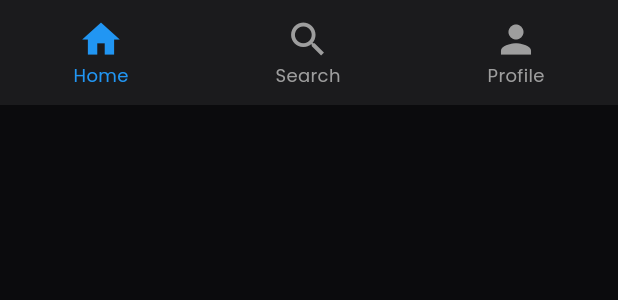
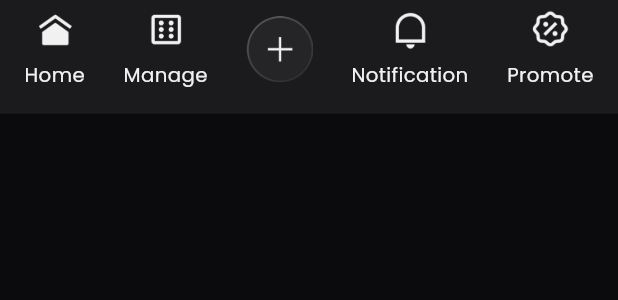
Before and after one commit to moury12/My-Tracks, a Flutter app: the CustomBottomNavBar widget shown alone on an empty page, opened directly, on a phone screen of 412 x 824 dp. Shown: the top 300 px of the screen. Run offline on Flutter 3.47's test engine with Material 3 defaults, Android fonts, the phone set to English and light mode, and no system bars; our stand-ins replace flutter_screenutil, get, google_fonts.

Commit message:
styling: home screen

```diff
--- /dev/null
+++ b/lib/core/binding/home_binding.dart
@@ -0,0 +1,9 @@
+import 'package:get/get.dart';
+import 'package:track_trek/controller/home_controller.dart';
+
+class HomeBinding extends Bindings{
+  @override
+  void dependencies() {
+   Get.put<HomeController>(HomeController());
+  }
+}
--- a/lib/core/constant/app_strings.dart
+++ b/lib/core/constant/app_strings.dart
@@ -64,7 +64,7 @@ class AppStaticString {
   static const String active = "Active";
   static const String totalAllowed = "Total Person Allowed: ";
   static const String dummyTime = "10:00AM - 12:00 PM";
-  static const String  email_user= "Email: ";
+  static const String  emailUser= "Email: ";
   static const String  contact= "Contact Info: ";
   static const String  dateOfBirth= "Date Of Birth: ";
   static const String  address= "Address: ";
@@ -102,6 +102,7 @@ class AppStaticString {
   static const String  joinEvent= "Join Event";
   static const String  date= "Date";
   static const String  save= "Save";
+  static const String  home= "Home";
   static const String  createSlot= "Create Slot";
   static const String  selectOneYouCreate= "Select the one you want to create";
   static const String  seat= "Seat: ";
@@ -133,7 +134,8 @@ class AppStaticString {
   static const String  newPass= "New Password";
   static const String  send= "Send";
   static const String  sendCode= "Send Code";
-  static const String  cancle= "Cancel";
+  static const String  cancel= "Cancel";
+  static const String  dummyAddress= "Pasadena, Oklahoma";
 
 
 
--- a/lib/core/constant/image_constants.dart
+++ b/lib/core/constant/image_constants.dart
@@ -2,6 +2,7 @@ String  splashImgUrl='assets/splash_img.png';
 String  loginImgUrl='assets/login_img.png';
 String  loginImg2Url='assets/login_img_2.png';
 String  dummyEventImgUrl='assets/dummy_event.png';
+String  dummyProfileImgUrl='assets/dummy_profile_img.png';
 
 
 ///---------------------Icons------------------------------///
--- a/lib/core/constant/padding_constant.dart
+++ b/lib/core/constant/padding_constant.dart
@@ -2,3 +2,5 @@ import 'package:flutter/cupertino.dart';
 import 'package:flutter_screenutil/flutter_screenutil.dart';
 
 EdgeInsets padding16=EdgeInsets.all(16.sp);
+EdgeInsets padding16b24=EdgeInsets.all(16.sp).copyWith(bottom: 24.sp);
+EdgeInsets paddingH16V6=EdgeInsets.symmetric(horizontal:16.sp,vertical: 6.sp);
--- a/lib/core/route/app_routes.dart
+++ b/lib/core/route/app_routes.dart
@@ -1,10 +1,13 @@
 import 'package:get/get.dart';
 import 'package:track_trek/core/binding/auth_binding.dart';
+import 'package:track_trek/core/binding/home_binding.dart';
 import 'package:track_trek/core/binding/initial_binding.dart';
 import 'package:track_trek/view/auth/forget_password.dart';
 import 'package:track_trek/view/auth/login.dart';
 import 'package:track_trek/view/auth/login.dart';
 import 'package:track_trek/view/auth/sign_up.dart';
+import 'package:track_trek/view/home/home_screen.dart';
+import 'package:track_trek/view/home/home_screen.dart';
 import 'package:track_trek/view/initial/bottom_navigation_screen.dart';
 import 'package:track_trek/view/initial/splash.dart';
 
@@ -16,7 +19,9 @@ class AppRoutes {
             binding: InitialBinding()),
         GetPage(name: SignUpScreen.routeName, page: () => const SignUpScreen(),binding: AuthBinding()),
         GetPage(name: LoginScreen.routeName, page: () => const LoginScreen(),binding: AuthBinding()),
-        GetPage(name: BottomNavigationScreen.routeName, page: () => const BottomNavigationScreen()),
+        GetPage(name: BottomNavigationScreen.routeName, page: () =>  BottomNavigationScreen()),
         GetPage(name: ForgetPasswordScreen.routeName, page: () => const ForgetPasswordScreen(),binding: AuthBinding()),
+        GetPage(name: ForgetPasswordScreen.routeName, page: () => const ForgetPasswordScreen(),binding: AuthBinding()),
+        GetPage(name: HomeScreen.routeName, page: () => const HomeScreen(),binding: HomeBinding()),
       ];
 }
--- a/lib/core/theme/theme.dart
+++ b/lib/core/theme/theme.dart
@@ -14,6 +14,7 @@ final darkTheme = ThemeData.dark().copyWith(
     primaryColor: AppColors.primaryColor,
     scaffoldBackgroundColor: AppColors.blackBackgroundColor,
     brightness: Brightness.dark,
+
     // useMaterial3: true,
     // fontFamily: darkThemeFont,
     splashColor: Colors.transparent,
--- a/lib/core/utils/app_color.dart
+++ b/lib/core/utils/app_color.dart
@@ -1,19 +1,22 @@
 import 'package:flutter/material.dart';
 
 class AppColors {
-  static const primaryColor = Color(0xffF1714F);
-  static const shootColor = Color(0xffF6F3C1);
-  static const brownColor = Color(0xff492A03);
-  static const blueColor = Color(0xff57C4DD);
-  static const whiteLightColor = Color(0xffF1F1F1);
-  static const whiteBrightColor = Color(0xffFEFEFE);
-  static const normalDarkWhite = Color(0xff8D8D8D);
-  static const blackBackgroundColor = Color(0xff0B0B0D);
-  static const drawerColor = Color(0xff19191A);
-  static const textFieldColor = Color(0xff1B1B1D);
-  static const navigationColor = Color(0xff1B1B1D);
-  static const redColor = Color(0xffBD0404);
-  static const blackLightColor = Color(0xff19191A);
+  static const Color primaryColor = Color(0xffF1714F);
+  static const Color shootColor = Color(0xffF6F3C1);
+  static const Color brownColor = Color(0xff492A03);
+  static const Color blueColor = Color(0xff57C4DD);
+  static const Color blueColorDark = Color(0xff0F9ABA);
+  static const Color whiteLightColor = Color(0xffF1F1F1);
+  static const Color whiteBrightColor = Color(0xffFEFEFE);
+  static const Color normalDarkWhite = Color(0xff8D8D8D);
+  static const Color blackBackgroundColor = Color(0xff0B0B0D);
+  static const Color drawerColor = Color(0xff19191A);
+  static const Color textFieldColor = Color(0xff1B1B1D);
+  static const Color navigationColor = Color(0xff1B1B1D);
+  static const Color redColor = Color(0xffBD0404);
+  static const Color blackLightColor = Color(0xff19191A);
+  static const Color blackExtraLightColor = Color(0xff3E3E3E);
+  static const Color greyColor = Color(0xff808080);
 
-  static const whiteColor = Color.fromARGB(255, 255, 255, 255);
+  static const Color whiteColor = Color.fromARGB(255, 255, 255, 255);
 }
--- a/lib/view/initial/widgets/custom_bottom_navigation.dart
+++ b/lib/view/initial/widgets/custom_bottom_navigation.dart
@@ -1,8 +1,15 @@
 import 'package:flutter/material.dart';
+import 'package:flutter_screenutil/flutter_screenutil.dart';
 import 'package:get/get.dart';
 import 'package:track_trek/controller/common_controller.dart';
 import 'package:track_trek/controller/common_controller.dart';
+import 'package:track_trek/core/constant/app_strings.dart';
+import 'package:track_trek/core/constant/custom_space.dart';
+import 'package:track_trek/core/constant/fontsize_constant.dart';
+import 'package:track_trek/core/constant/image_constants.dart';
+import 'package:track_trek/core/constant/padding_constant.dart';
 import 'package:track_trek/core/utils/app_color.dart';
+import 'package:track_trek/core/utils/text_style.dart';
 
 
 class CustomBottomNavBar extends StatelessWidget {
@@ -11,7 +18,7 @@ class CustomBottomNavBar extends StatelessWidget {
   @override
   Widget build(BuildContext context) {
     return Container(
-      height: 70,
+    padding: paddingH16V6.copyWith(bottom: 16.sp),
       decoration: BoxDecoration(
         color: AppColors.navigationColor,
         boxShadow: [
@@ -19,32 +26,37 @@ class CustomBottomNavBar extends StatelessWidget {
         ],
       ),
       child: Row(
-        mainAxisAlignment: MainAxisAlignment.spaceAround,
+        mainAxisAlignment: MainAxisAlignment.spaceBetween,
         children: [
-          _buildNavItem(Icons.home, 0, "Home"),
-          _buildNavItem(Icons.search, 1, "Search"),
-          _buildNavItem(Icons.person, 2, "Profile"),
+          _buildNavItem(context,homeIconUrl,homeFillIconUrl, 0, AppStaticString.home),
+          _buildNavItem(context,manageIconUrl,manageFillIconUrl, 1, AppStaticString.manage),
+          GestureDetector(
+            onTap: (){
+              CommonController.to.updateIndex(2);
+            },
+              child: Image.asset(addIconUrl,height: 40.w,)),
+          _buildNavItem(context,notificationIconUrl,notificationFillIconUrl, 3, AppStaticString.notification),
+          _buildNavItem(context,promoteIconUrl,promoteFillIconUrl, 4, AppStaticString.promote),
         ],
       ),
     );
   }
 
-  Widget _buildNavItem(IconData icon, int index, String label) {
+  Widget _buildNavItem(BuildContext context,String icon,String selectedIcon, int index, String label,) {
     return GestureDetector(
       onTap: () => CommonController.to.updateIndex(index),
       child: Obx(
             () {
           bool isSelected = CommonController.to.selectedIndex.value == index;
+
           return Column(
             mainAxisSize: MainAxisSize.min,
             children: [
-              Icon(icon, color: isSelected ? Colors.blue : Colors.grey, size: 30),
+              Image.asset(isSelected?selectedIcon:icon, height: 24.w),
+              space8H,
               Text(
                 label,
-                style: TextStyle(
-                  color: isSelected ? Colors.blue : Colors.grey,
-                  fontSize: 12,
-                ),
+                style:poppinsRegular.copyWith(fontSize: getFontSizeSemiSmall(context)) ,
               ),
             ],
           );
```
Also changed, not shown: lib/controller/home_controller.dart (added, +11 -0 lines), lib/core/components/custom_button.dart (+3 -4 lines), lib/view/home/home_screen.dart (+40 -2 lines), lib/view/home/widgets/dynamic_tab_widget.dart (added, +64 -0 lines), lib/view/home/widgets/gradient_container_widget.dart (added, +76 -0 lines), lib/view/home/widgets/home_app_bar.dart (added, +52 -0 lines), lib/view/home/widgets/tab_content_view.dart (added, +23 -0 lines), lib/view/initial/bottom_navigation_screen.dart (+18 -4 lines), assets/dummy_profile_img.jpeg (added), assets/dummy_profile_img.png (added), assets/icons/notification_icon.png.
